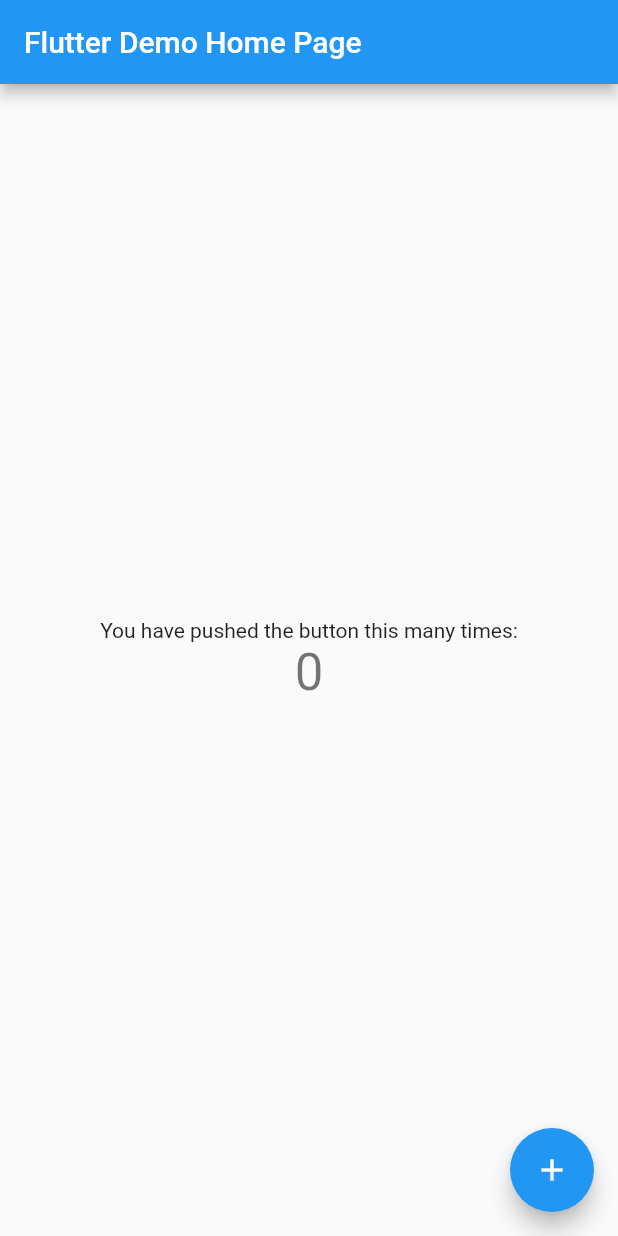
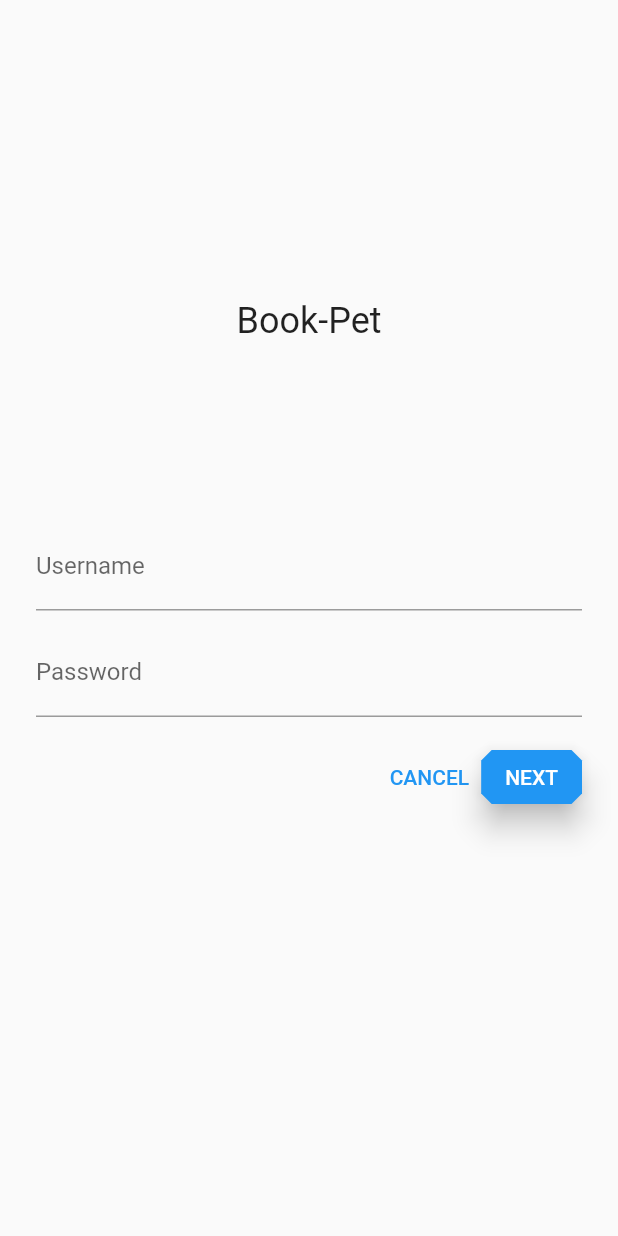
Before and after one commit to kanghyejong1001/Book-Pet, a Flutter app: the screen it shows after launch, on a phone screen of 412 x 824 dp. Run offline on Flutter 3.47's test engine with Material 2 defaults, Android fonts, the phone set to English and light mode, and no system bars.

Commit message:
connect Login & Home
create textField and button in Login and connect Login & Home

```diff
--- a/book_pet/lib/home.dart
+++ b/book_pet/lib/home.dart
@@ -0,0 +1,97 @@
+import 'package:flutter/material.dart';
+
+import 'menu.dart';
+
+class Home extends StatefulWidget {
+  const Home({super.key, required this.title});
+
+  // This widget is the home page of your application. It is stateful, meaning
+  // that it has a State object (defined below) that contains fields that affect
+  // how it looks.
+
+  // This class is the configuration for the state. It holds the values (in this
+  // case the title) provided by the parent (in this case the App widget) and
+  // used by the build method of the State. Fields in a Widget subclass are
+  // always marked "final".
+
+  final String title;
+
+  @override
+  State<Home> createState() => _HomeState();
+}
+
+class _HomeState extends State<Home> {
+  int _counter = 0;
+
+  void _incrementCounter() {
+    setState(() {
+      // This call to setState tells the Flutter framework that something has
+      // changed in this State, which causes it to rerun the build method below
+      // so that the display can reflect the updated values. If we changed
+      // _counter without calling setState(), then the build method would not be
+      // called again, and so nothing would appear to happen.
+      _counter++;
+    });
+  }
+
+  @override
+  Widget build(BuildContext context) {
+    // This method is rerun every time setState is called, for instance as done
+    // by the _incrementCounter method above.
+    //
+    // The Flutter framework has been optimized to make rerunning build methods
+    // fast, so that you can just rebuild anything that needs updating rather
+    // than having to individually change instances of widgets.
+    return Scaffold(
+      appBar: AppBar(
+        // Here we take the value from the MyHomePage object that was created by
+        // the App.build method, and use it to set our appbar title.
+        // leading: IconButton(
+        //   icon: const Icon(
+        //     Icons.menu,
+        //     semanticLabel: 'menu',
+        //   ),
+        //   onPressed: (){
+        //     Navigator.push(context, MaterialPageRoute(builder: (context) => Menu(title: 'Menu')));
+        //   },
+        // ),
+        title: Text(widget.title),
+      ),
+      body: Center(
+        // Center is a layout widget. It takes a single child and positions it
+        // in the middle of the parent.
+        child: Column(
+          // Column is also a layout widget. It takes a list of children and
+          // arranges them vertically. By default, it sizes itself to fit its
+          // children horizontally, and tries to be as tall as its parent.
+          //
+          // Invoke "debug painting" (press "p" in the console, choose the
+          // "Toggle Debug Paint" action from the Flutter Inspector in Android
+          // Studio, or the "Toggle Debug Paint" command in Visual Studio Code)
+          // to see the wireframe for each widget.
+          //
+          // Column has various properties to control how it sizes itself and
+          // how it positions its children. Here we use mainAxisAlignment to
+          // center the children vertically; the main axis here is the vertical
+          // axis because Columns are vertical (the cross axis would be
+          // horizontal).
+          mainAxisAlignment: MainAxisAlignment.center,
+          children: <Widget>[
+            const Text(
+              'You have pushed the button this many times:',
+            ),
+            Text(
+              '$_counter',
+              style: Theme.of(context).textTheme.headline4,
+            ),
+          ],
+        ),
+      ),
+      floatingActionButton: FloatingActionButton(
+        onPressed: _incrementCounter,
+        tooltip: 'Increment',
+        child: const Icon(Icons.add),
+      ), // This trailing comma makes auto-formatting nicer for build methods.
+    );
+  }
+}
--- a/book_pet/lib/login.dart
+++ b/book_pet/lib/login.dart
@@ -0,0 +1,154 @@
+import 'package:flutter/material.dart';
+
+class Login extends StatefulWidget {
+  const Login({super.key, required this.title});
+
+  // This widget is the home page of your application. It is stateful, meaning
+  // that it has a State object (defined below) that contains fields that affect
+  // how it looks.
+
+  // This class is the configuration for the state. It holds the values (in this
+  // case the title) provided by the parent (in this case the App widget) and
+  // used by the build method of the State. Fields in a Widget subclass are
+  // always marked "final".
+
+  final String title;
+
+  @override
+  _LoginState createState() => _LoginState();
+}
+
+class _LoginState extends State<Login> {
+  // int _counter = 0;
+  final _usernameController = TextEditingController();
+  final _passwordController = TextEditingController();
+
+
+  void _incrementCounter() {
+    setState(() {
+      // This call to setState tells the Flutter framework that something has
+      // changed in this State, which causes it to rerun the build method below
+      // so that the display can reflect the updated values. If we changed
+      // _counter without calling setState(), then the build method would not be
+      // called again, and so nothing would appear to happen.
+      //_counter++;
+    });
+  }
+
+  @override
+  Widget build(BuildContext context) {
+    // This method is rerun every time setState is called, for instance as done
+    // by the _incrementCounter method above.
+    //
+    // The Flutter framework has been optimized to make rerunning build methods
+    // fast, so that you can just rebuild anything that needs updating rather
+    // than having to individually change instances of widgets.
+    return Scaffold(
+      // appBar: AppBar(
+      //   // Here we take the value from the MyHomePage object that was created by
+      //   // the App.build method, and use it to set our appbar title.
+      //   title: Text(widget.title),
+      // ),
+      body: SafeArea(
+        child: ListView(
+          padding: const EdgeInsets.symmetric(horizontal: 24.0),
+          children: <Widget>[
+            const SizedBox(height: 200.0),
+            Column(
+              children: <Widget>[
+                // Image.asset('assets/diamond.png'),
+                // const SizedBox(height: 16.0),
+                Text(
+                  widget.title,
+                  style: Theme.of(context).textTheme.headline5,
+                ),
+              ],
+            ),
+            const SizedBox(height: 120.0),
+            TextField(
+              controller: _usernameController,
+              decoration: const InputDecoration(
+                labelText: 'Username',
+              ),
+            ),
+            const SizedBox(height: 12.0),
+            TextField(
+              controller: _passwordController,
+              decoration: const InputDecoration(
+                labelText: 'Password',
+              ),
+              obscureText: true,
+            ),
+
+            const SizedBox(height: 16.0),
+            OverflowBar(
+              alignment: MainAxisAlignment.end,
+              children: <Widget>[
+                TextButton(
+                  child: const Text('CANCEL'),
+                  onPressed: () {
+                    _usernameController.clear();
+                    _passwordController.clear();
+                  },
+                  style: TextButton.styleFrom(
+                    primary: Theme.of(context).colorScheme.secondary,
+                    shape: const BeveledRectangleBorder(
+                      borderRadius: BorderRadius.all(Radius.circular(7.0)),
+                    ),
+                  ),
+                ),
+                ElevatedButton(
+                  child: const Text('NEXT'),
+                  onPressed: () {
+                    Navigator.pop(context);
+                  },
+                  style: ElevatedButton.styleFrom(
+                    elevation: 8.0,
+                    shape: const BeveledRectangleBorder(
+                      borderRadius: BorderRadius.all(Radius.circular(7.0)),
+                    ),
+                  ),
+                ),
+              ],
+            ),
+          ],
+        ),
+      ),
+      // body: Center(
+        // Center is a layout widget. It takes a single child and positions it
+        // in the middle of the parent.
+      //   child: Column(
+      //     // Column is also a layout widget. It takes a list of children and
+      //     // arranges them vertically. By default, it sizes itself to fit its
+      //     // children horizontally, and tries to be as tall as its parent.
+      //     //
+      //     // Invoke "debug painting" (press "p" in the console, choose the
+      //     // "Toggle Debug Paint" action from the Flutter Inspector in Android
+      //     // Studio, or the "Toggle Debug Paint" command in Visual Studio Code)
+      //     // to see the wireframe for each widget.
+      //     //
+      //     // Column has various properties to control how it sizes itself and
+      //     // how it positions its children. Here we use mainAxisAlignment to
+      //     // center the children vertically; the main axis here is the vertical
+      //     // axis because Columns are vertical (the cross axis would be
+      //     // horizontal).
+      //     mainAxisAlignment: MainAxisAlignment.center,
+      //     children: <Widget>[
+      //       const Text(
+      //         'You have pushed the button this many times:',
+      //       ),
+      //       Text(
+      //         '$_counter',
+      //         style: Theme.of(context).textTheme.headline4,
+      //       ),
+      //     ],
+      //   ),
+      // ),
+      // floatingActionButton: FloatingActionButton(
+      //   onPressed: _incrementCounter,
+      //   tooltip: 'Increment',
+      //   child: const Icon(Icons.add),
+      // ), // This trailing comma makes auto-formatting nicer for build methods.
+    );
+  }
+}
--- a/book_pet/lib/main.dart
+++ b/book_pet/lib/main.dart
@@ -1,115 +1,4 @@
 import 'package:flutter/material.dart';
+import 'runApp.dart';
 
-void main() {
-  runApp(const MyApp());
-}
-
-class MyApp extends StatelessWidget {
-  const MyApp({super.key});
-
-  // This widget is the root of your application.
-  @override
-  Widget build(BuildContext context) {
-    return MaterialApp(
-      title: 'Flutter Demo',
-      theme: ThemeData(
-        // This is the theme of your application.
-        //
-        // Try running your application with "flutter run". You'll see the
-        // application has a blue toolbar. Then, without quitting the app, try
-        // changing the primarySwatch below to Colors.green and then invoke
-        // "hot reload" (press "r" in the console where you ran "flutter run",
-        // or simply save your changes to "hot reload" in a Flutter IDE).
-        // Notice that the counter didn't reset back to zero; the application
-        // is not restarted.
-        primarySwatch: Colors.blue,
-      ),
-      home: const MyHomePage(title: 'Flutter Demo Home Page'),
-    );
-  }
-}
-
-class MyHomePage extends StatefulWidget {
-  const MyHomePage({super.key, required this.title});
-
-  // This widget is the home page of your application. It is stateful, meaning
-  // that it has a State object (defined below) that contains fields that affect
-  // how it looks.
-
-  // This class is the configuration for the state. It holds the values (in this
-  // case the title) provided by the parent (in this case the App widget) and
-  // used by the build method of the State. Fields in a Widget subclass are
-  // always marked "final".
-
-  final String title;
-
-  @override
-  State<MyHomePage> createState() => _MyHomePageState();
-}
-
-class _MyHomePageState extends State<MyHomePage> {
-  int _counter = 0;
-
-  void _incrementCounter() {
-    setState(() {
-      // This call to setState tells the Flutter framework that something has
-      // changed in this State, which causes it to rerun the build method below
-      // so that the display can reflect the updated values. If we changed
-      // _counter without calling setState(), then the build method would not be
-      // called again, and so nothing would appear to happen.
-      _counter++;
-    });
-  }
-
-  @override
-  Widget build(BuildContext context) {
-    // This method is rerun every time setState is called, for instance as done
-    // by the _incrementCounter method above.
-    //
-    // The Flutter framework has been optimized to make rerunning build methods
-    // fast, so that you can just rebuild anything that needs updating rather
-    // than having to individually change instances of widgets.
-    return Scaffold(
-      appBar: AppBar(
-        // Here we take the value from the MyHomePage object that was created by
-        // the App.build method, and use it to set our appbar title.
-        title: Text(widget.title),
-      ),
-      body: Center(
-        // Center is a layout widget. It takes a single child and positions it
-        // in the middle of the parent.
-        child: Column(
-          // Column is also a layout widget. It takes a list of children and
-          // arranges them vertically. By default, it sizes itself to fit its
-          // children horizontally, and tries to be as tall as its parent.
-          //
-          // Invoke "debug painting" (press "p" in the console, choose the
-          // "Toggle Debug Paint" action from the Flutter Inspector in Android
-          // Studio, or the "Toggle Debug Paint" command in Visual Studio Code)
-          // to see the wireframe for each widget.
-          //
-          // Column has various properties to control how it sizes itself and
-          // how it positions its children. Here we use mainAxisAlignment to
-          // center the children vertically; the main axis here is the vertical
-          // axis because Columns are vertical (the cross axis would be
-          // horizontal).
-          mainAxisAlignment: MainAxisAlignment.center,
-          children: <Widget>[
-            const Text(
-              'You have pushed the button this many times:',
-            ),
-            Text(
-              '$_counter',
-              style: Theme.of(context).textTheme.headline4,
-            ),
-          ],
-        ),
-      ),
-      floatingActionButton: FloatingActionButton(
-        onPressed: _incrementCounter,
-        tooltip: 'Increment',
-        child: const Icon(Icons.add),
-      ), // This trailing comma makes auto-formatting nicer for build methods.
-    );
-  }
-}
+void main() => runApp(const RunApp());
--- a/book_pet/lib/runApp.dart
+++ b/book_pet/lib/runApp.dart
@@ -0,0 +1,34 @@
+import 'package:flutter/material.dart';
+import 'home.dart';
+import 'login.dart';
+
+class RunApp extends StatelessWidget {
+  const RunApp({Key? key}) : super(key: key);
+
+  // This widget is the root of your application.
+  @override
+  Widget build(BuildContext context) {
+    return MaterialApp(
+      title: 'Book-Pet',
+      initialRoute: '/login',
+      routes: {
+        '/login': (BuildContext context) => const Login(title: 'Book-Pet'),
+
+        '/': (BuildContext context) => const Home(title: 'Book-Pet Home Page'),
+      },
+      theme: ThemeData(
+        // This is the theme of your application.
+        //
+        // Try running your application with "flutter run". You'll see the
+        // application has a blue toolbar. Then, without quitting the app, try
+        // changing the primarySwatch below to Colors.green and then invoke
+        // "hot reload" (press "r" in the console where you ran "flutter run",
+        // or simply save your changes to "hot reload" in a Flutter IDE).
+        // Notice that the counter didn't reset back to zero; the application
+        // is not restarted.
+        primarySwatch: Colors.blue,
+      ),
+      // home: const Home(title: 'Book-Pet Home Page'),
+    );
+  }
+}
```
